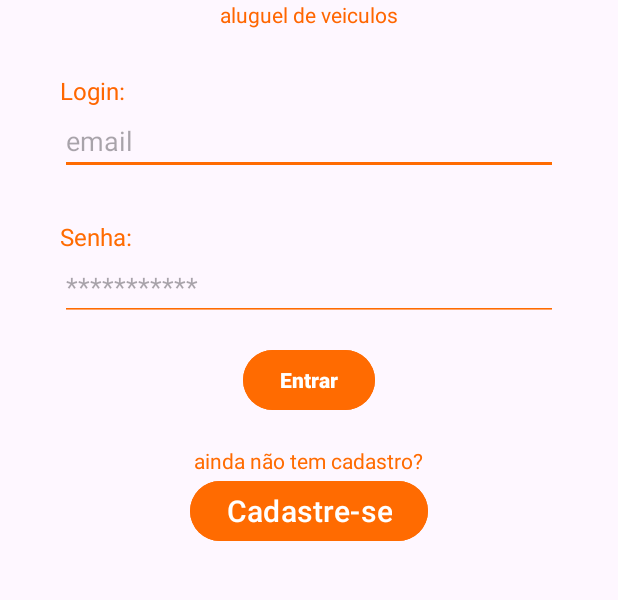
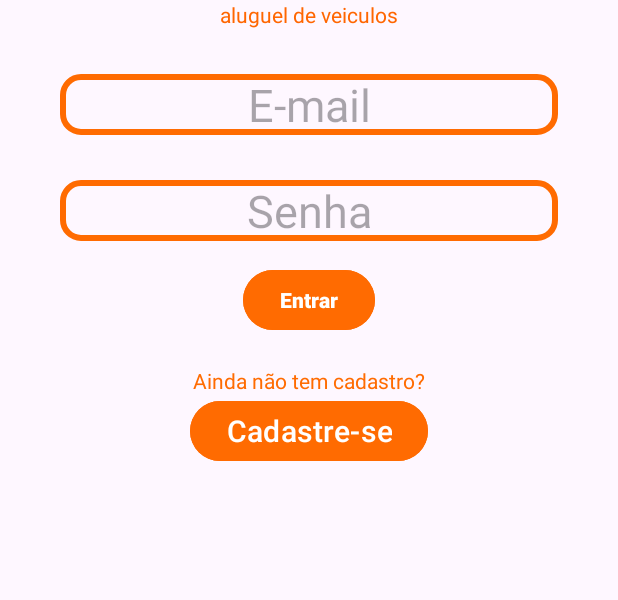
Before and after one commit to guimabruno/alugaai, an Android app: the screen it shows after launch (MainActivity), on a phone screen of 412 x 824 dp, the part 451-1051 px from its top. Run offline under Robolectric (Android 15) with nearby library versions, the phone set to English and light mode, and no system bars.

```diff
--- a/app/build.gradle.kts
+++ b/app/build.gradle.kts
@@ -33,6 +33,7 @@ dependencies {
     implementation("androidx.appcompat:appcompat:1.6.1")
     implementation("com.google.android.material:material:1.11.0")
     implementation("androidx.constraintlayout:constraintlayout:2.1.4")
+    implementation("androidx.activity:activity:1.8.0")
     testImplementation("junit:junit:4.13.2")
     androidTestImplementation("androidx.test.ext:junit:1.1.5")
     androidTestImplementation("androidx.test.espresso:espresso-core:3.5.1")
--- a/app/src/main/AndroidManifest.xml
+++ b/app/src/main/AndroidManifest.xml
@@ -12,6 +12,9 @@
         android:supportsRtl="true"
         android:theme="@style/Theme.Alugai"
         tools:targetApi="31">
+        <activity
+            android:name=".Extras"
+            android:exported="false" />
         <activity
             android:name=".Menu"
             android:exported="false" />
--- a/app/src/main/java/com/example/alugai/MainActivity.java
+++ b/app/src/main/java/com/example/alugai/MainActivity.java
@@ -22,7 +22,7 @@ public class MainActivity extends AppCompatActivity {
 
         txtLOGEmail = (EditText) findViewById(R.id.txtLogin);
         txtLOGSenha = (EditText) findViewById(R.id.txtSenha);
-        btLOGCadastro = findViewById(R.id.btCadastro);
+        btLOGCadastro = (Button) findViewById(R.id.btCadastro);
         btLOGAcessar = (Button) findViewById(R.id.btLogin);
 
         btLOGAcessar.setOnClickListener(new View.OnClickListener() {
--- /dev/null
+++ b/app/src/main/res/drawable/edittext_border.xml
@@ -0,0 +1,16 @@
+<?xml version="1.0" encoding="utf-8"?>
+<shape
+    xmlns:android="http://schemas.android.com/apk/res/android"
+    android:shape="rectangle">
+    <solid
+        android:color="@android:color/transparent"/>
+
+    <corners
+        android:bottomRightRadius="12dp"
+        android:bottomLeftRadius="12dp"
+        android:topLeftRadius="12dp"
+        android:topRightRadius="12dp"/>
+    <stroke
+        android:color="#ffffff"
+        android:width="4dp"/>
+</shape>
--- a/app/src/main/res/layout/activity_main.xml
+++ b/app/src/main/res/layout/activity_main.xml
@@ -37,14 +37,14 @@
         android:textColor="#ff6600"
         android:layout_gravity="center"
         />
-    <TextView
-        android:layout_width="wrap_content"
-        android:layout_height="wrap_content"
-        android:text="Login:"
-        android:layout_marginTop="30dp"
-        android:textSize="16sp"
-        android:textColor="#ff6600"
-        />
+<!--    <TextView-->
+<!--        android:layout_width="wrap_content"-->
+<!--        android:layout_height="wrap_content"-->
+<!--        android:text="Login:"-->
+<!--        android:layout_marginTop="30dp"-->
+<!--        android:textSize="16sp"-->
+<!--        android:textColor="#ff6600"-->
+<!--        />-->
 
     <EditText
         android:id="@+id/txtLogin"
@@ -54,16 +54,20 @@
         android:selectAllOnFocus="false"
         android:singleLine="true"
         android:textColor="#ff6600"
-        android:hint="email"
-        />
-    <TextView
-        android:layout_width="wrap_content"
-        android:layout_height="wrap_content"
-        android:text="Senha:"
+        android:hint="E-mail"
+        android:gravity="center"
         android:layout_marginTop="30dp"
-        android:textSize="16sp"
-        android:textColor="@color/orange"
-        />
+        android:textSize="30dp"
+        android:background="@drawable/edittext_border"/>
+
+<!--    <TextView-->
+<!--        android:layout_width="wrap_content"-->
+<!--        android:layout_height="wrap_content"-->
+<!--        android:text="Senha:"-->
+<!--        android:layout_marginTop="30dp"-->
+<!--        android:textSize="16sp"-->
+<!--        android:textColor="@color/orange"-->
+<!--        />-->
 
     <EditText
         android:id="@+id/txtSenha"
@@ -73,7 +77,11 @@
         android:selectAllOnFocus="false"
         android:singleLine="true"
         android:textColor="@color/orange"
-        android:hint="***********"
+        android:hint="Senha"
+        android:gravity="center"
+        android:layout_marginTop="30dp"
+        android:textSize="30dp"
+        android:background="@drawable/edittext_border"/>
         />
 
     <Button
@@ -90,7 +98,7 @@
     <TextView
         android:layout_width="wrap_content"
         android:layout_height="wrap_content"
-        android:text="ainda não tem cadastro?"
+        android:text="Ainda não tem cadastro?"
         android:layout_gravity="center"
         android:textColor="@color/orange"
         android:layout_marginTop="20dp"
```
Also changed, not shown: app/src/main/java/com/example/alugai/Extras.java (added, +28 -0 lines), app/src/main/java/com/example/alugai/Menu.java (+34 -1 lines), app/src/main/res/layout/activity_extras.xml (added, +52 -0 lines), app/src/main/res/layout/activity_menu.xml (+31 -6 lines).
